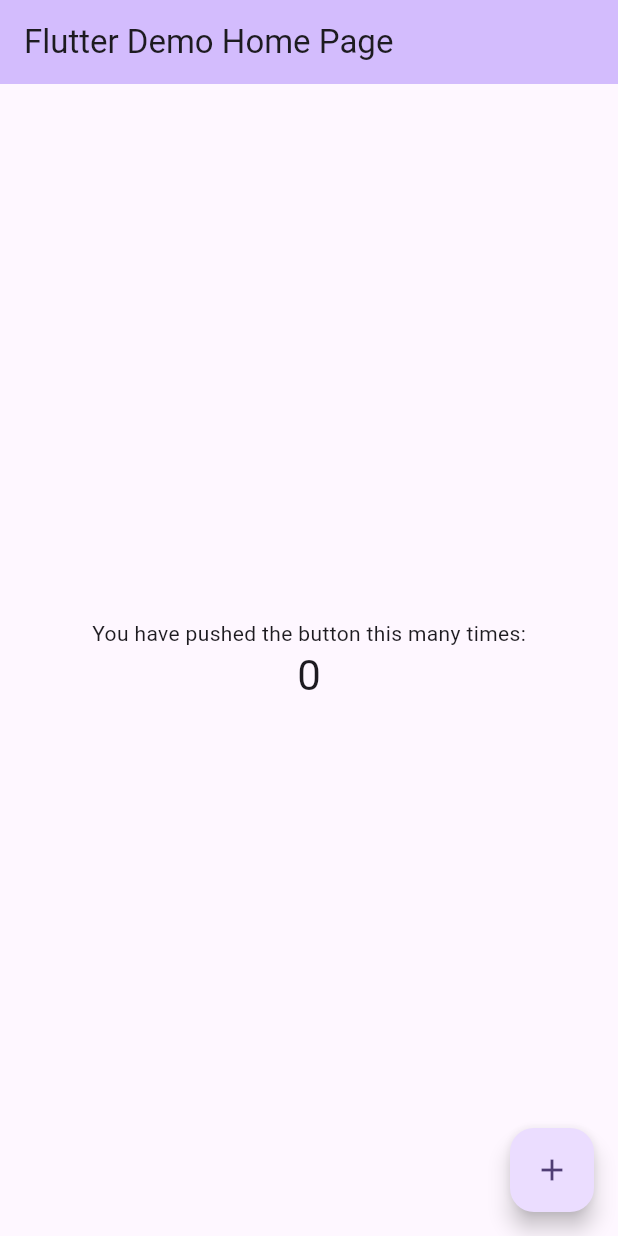
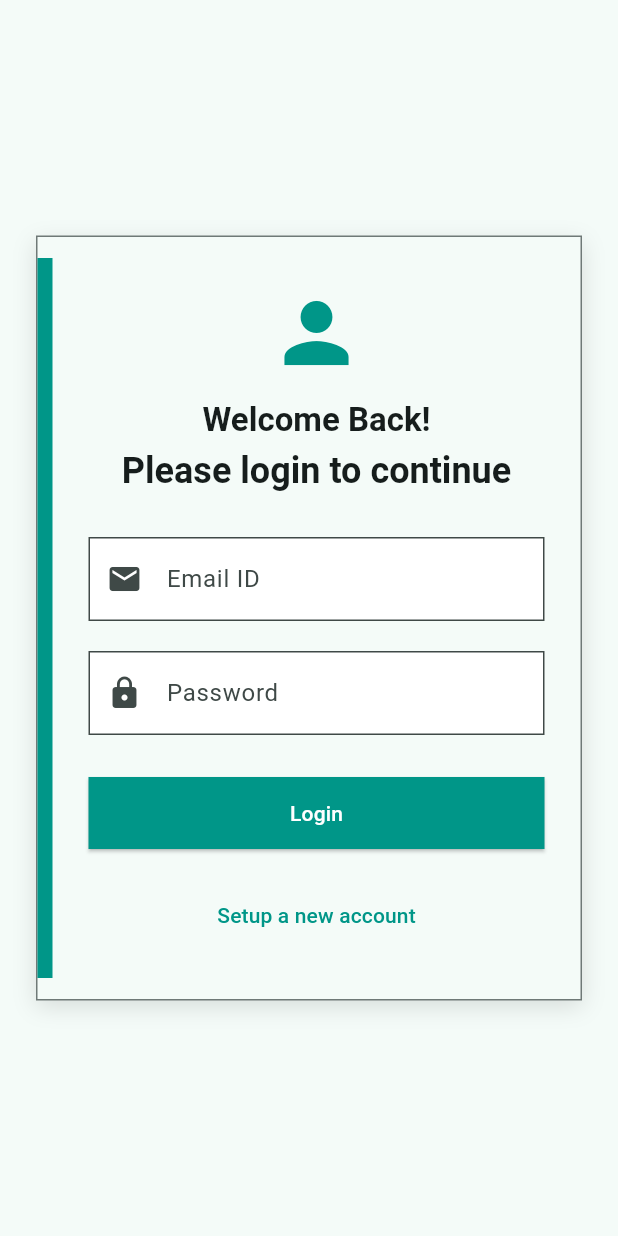
Before and after one commit to Sahil-Thakur/CPAD_Assignment, a Flutter app: the screen it shows after launch, on a phone screen of 412 x 824 dp. Run offline on Flutter 3.47's test engine with Material 3 defaults, Android fonts, the phone set to English and light mode, and no system bars; our stand-ins replace parse_server_sdk_flutter.

Commit message:
Login page created

```diff
--- /dev/null
+++ b/devtools_options.yaml
@@ -0,0 +1,3 @@
+description: This file stores settings for Dart & Flutter DevTools.
+documentation: https://docs.flutter.dev/tools/devtools/extensions#configure-extension-enablement-states
+extensions:
--- /dev/null
+++ b/lib/authentication.dart
@@ -0,0 +1,67 @@
+import 'package:parse_server_sdk_flutter/parse_server_sdk_flutter.dart';
+import 'package:crypto/crypto.dart';
+import 'dart:convert';
+
+class Authentication extends ParseUser {
+  Authentication({String? username, String? password, String? emailAddress})
+    : super(username, password, emailAddress);
+
+  Authentication.clone() : this();
+
+  @override
+  clone(Map<String, dynamic> map) => Authentication.clone()..fromJson(map);
+
+  /// SHA-256 password hashing (optional, not used by default in Parse)
+  String getHashedPassword(String password) {
+    var bytes = utf8.encode(password);
+    var digest = sha256.convert(bytes);
+    return digest.toString();
+  }
+
+  /// Sign up new user
+  Future<ParseResponse> employeeSignUp(
+    String empEmail,
+    String empPassword,
+  ) async {
+    final user = Authentication(
+      username: empEmail,
+      password: empPassword.trim(),
+      emailAddress: empEmail,
+    );
+    return await user.signUp();
+  }
+
+  Future<ParseResponse> employeeLogin(String empEmail, String empPassword) {
+    final user = ParseUser(empEmail, empPassword, empEmail);
+    return user.login().then((response) {
+      if (!response.success) {
+        print('Login failed');
+      }
+      return response;
+    });
+  }
+
+  /// Log out current user
+  Future<bool> employeeLogout() async {
+    final user = await ParseUser.currentUser();
+    if (user != null) {
+      await user.logout();
+      print('Logged out successfully');
+      return true;
+    }
+    print('Logging out failed');
+    return false;
+  }
+
+  /// Check if user is logged in and session is valid
+  Future<bool> isEmployeeLoggedIn() async {
+    final user = await ParseUser.currentUser();
+    if (user != null) {
+      final response = await ParseUser.getCurrentUserFromServer(
+        user.sessionToken,
+      );
+      return response?.success ?? false;
+    }
+    return false;
+  }
+}
--- /dev/null
+++ b/lib/layouts/employee_login_screen.dart
@@ -0,0 +1,231 @@
+import 'package:cpad_assignment/authentication.dart';
+import 'package:cpad_assignment/layouts/employee_list_screen.dart';
+import 'package:flutter/material.dart';
+
+import '../main.dart';
+
+class EmployeeLoginScreen extends StatefulWidget {
+  const EmployeeLoginScreen({super.key});
+
+  @override
+  State<EmployeeLoginScreen> createState() => EmployeeLoginScreenState();
+}
+
+class EmployeeLoginScreenState extends State<EmployeeLoginScreen> {
+  bool busy = false;
+
+  final auth = Authentication();
+  final key = GlobalKey<FormState>();
+  final emailController = TextEditingController();
+  final passwordController = TextEditingController();
+
+  @override
+  Widget build(BuildContext context) {
+    final theme = Theme.of(context);
+    final screenWidth = MediaQuery.of(context).size.width;
+
+    return Scaffold(
+      backgroundColor: theme.colorScheme.background,
+      body: Center(
+        child: SingleChildScrollView(
+          padding: const EdgeInsets.symmetric(horizontal: 24.0, vertical: 32.0),
+          child: ConstrainedBox(
+            constraints: const BoxConstraints(maxWidth: 480),
+            child: Container(
+              decoration: BoxDecoration(
+                border: Border.all(color: theme.dividerColor),
+                color: theme.cardColor,
+                boxShadow: [
+                  BoxShadow(
+                    color: Colors.black12,
+                    blurRadius: 12,
+                    offset: Offset(0, 4),
+                  ),
+                ],
+              ),
+              child: Row(
+                children: [
+                  // Side color bar
+                  Container(
+                    width: 10,
+                    height: 480,
+                    color: theme.colorScheme.primary,
+                  ),
+
+                  // Main login content
+                  Expanded(
+                    child: Padding(
+                      padding: const EdgeInsets.symmetric(
+                        vertical: 32.0,
+                        horizontal: 24.0,
+                      ),
+                      child: Column(
+                        mainAxisSize: MainAxisSize.min,
+                        crossAxisAlignment: CrossAxisAlignment.center,
+                        children: [
+                          const Icon(
+                            Icons.person,
+                            size: 64,
+                            color: Colors.teal,
+                          ),
+                          const SizedBox(height: 12),
+                          Text(
+                            'Welcome Back!',
+                            style: theme.textTheme.titleLarge?.copyWith(
+                              fontWeight: FontWeight.w600,
+                              color: theme.colorScheme.onBackground,
+                            ),
+                          ),
+                          const SizedBox(height: 4),
+                          Text(
+                            'Please login to continue',
+                            style: theme.textTheme.headlineSmall?.copyWith(
+                              fontWeight: FontWeight.bold,
+                            ),
+                          ),
+                          const SizedBox(height: 28),
+                          Form(
+                            key: key,
+                            child: Column(
+                              children: [
+                                TextFormField(
+                                  controller: emailController,
+                                  decoration: const InputDecoration(
+                                    labelText: 'Email ID',
+                                    prefixIcon: Icon(Icons.email),
+                                    border: OutlineInputBorder(
+                                      borderRadius: BorderRadius.zero,
+                                    ),
+                                  ),
+                                  validator:
+                                      (value) =>
+                                          value == null || value.isEmpty
+                                              ? 'Please enter your emailID'
+                                              : null,
+                                ),
+                                const SizedBox(height: 20),
+                                TextFormField(
+                                  controller: passwordController,
+                                  obscureText: true,
+                                  decoration: const InputDecoration(
+                                    labelText: 'Password',
+                                    prefixIcon: Icon(Icons.lock),
+                                    border: OutlineInputBorder(
+                                      borderRadius: BorderRadius.zero,
+                                    ),
+                                  ),
+                                  validator:
+                                      (value) =>
+                                          value == null || value.isEmpty
+                                              ? 'Please enter your password'
+                                              : null,
+                                ),
+                                const SizedBox(height: 28),
+                                SizedBox(
+                                  width: double.infinity,
+                                  height: 48,
+                                  child: ElevatedButton(
+                                    style: ElevatedButton.styleFrom(
+                                      shape: const RoundedRectangleBorder(
+                                        borderRadius: BorderRadius.zero,
+                                      ),
+                                    ),
+                                    onPressed: busy ? null : login,
+                                    child:
+                                        busy
+                                            ? const CircularProgressIndicator(
+                                              color: Colors.white,
+                                            )
+                                            : const Text('Login'),
+                                  ),
+                                ),
+                              ],
+                            ),
+                          ),
+                          const SizedBox(height: 20),
+                          TextButton(
+                            onPressed: () {
+                              Navigator.push(
+                                context,
+                                MaterialPageRoute(
+                                  builder: (context) => const MyApp(),
+                                ),
+                              );
+                            },
+                            child: const Text('Setup a new account'),
+                          ),
+                        ],
+                      ),
+                    ),
+                  ),
+                ],
+              ),
+            ),
+          ),
+        ),
+      ),
+    );
+  }
+
+  Future<void> login() async {
+    if (key.currentState!.validate()) {
+      setState(() => busy = true);
+      final res = await auth.employeeLogin(
+        emailController.text,
+        passwordController.text,
+      );
+
+      if (res.success && mounted) {
+        Navigator.pushReplacement(
+          context,
+          MaterialPageRoute(
+            builder: (context) => const EmployeeListScreen(),
+          ),
+        );
+      } else {
+        if (mounted) {
+          String errorMessage = 'Something went wrong, try again!';
+
+          ScaffoldMessenger.of(context).showSnackBar(
+            SnackBar(
+              backgroundColor: Colors.red.shade700,
+              behavior: SnackBarBehavior.floating,
+              shape: RoundedRectangleBorder(
+                borderRadius: BorderRadius.circular(10),
+              ),
+              duration: const Duration(seconds: 4),
+              content: Row(
+                children: [
+                  const Icon(Icons.error_outline, color: Colors.white),
+                  const SizedBox(width: 8),
+                  Expanded(
+                    child: Text(
+                      errorMessage,
+                      style: const TextStyle(color: Colors.white),
+                    ),
+                  ),
+                  GestureDetector(
+                    onTap: () => ScaffoldMessenger.of(context).hideCurrentSnackBar(),
+                    child: const Icon(Icons.close, color: Colors.white),
+                  ),
+                ],
+              ),
+            ),
+          );
+
+          passwordController.clear();
+        }
+      }
+      if (mounted) {
+        setState(() => busy = false);
+      }
+    }
+  }
+
+  @override
+  void dispose() {
+    emailController.dispose();
+    passwordController.dispose();
+    super.dispose();
+  }
+}
--- a/lib/main.dart
+++ b/lib/main.dart
@@ -1,122 +1,36 @@
+import 'package:cpad_assignment/layouts/employee_login_screen.dart';
+import 'package:cpad_assignment/theme.dart';
 import 'package:flutter/material.dart';
+import 'package:parse_server_sdk_flutter/parse_server_sdk_flutter.dart';
 
-void main() {
+void main() async {
+  WidgetsFlutterBinding.ensureInitialized();
+
+  const String appId = 'jwo9kQ0d412G598saczMjBtp4Mge1Pd8oDpswsH6';
+  const String clientKey = 'yaKZg3QzNZ4OVWOPjCLYAOzvXOmbEjgHX76T2r61';
+  const String serverUrl = 'https://parseapi.back4app.com';
+
+  await Parse().initialize(
+    appId,
+    serverUrl,
+    clientKey: clientKey,
+    debug: true,
+  );
+
   runApp(const MyApp());
 }
 
 class MyApp extends StatelessWidget {
   const MyApp({super.key});
 
-  // This widget is the root of your application.
   @override
   Widget build(BuildContext context) {
     return MaterialApp(
       title: 'Flutter Demo',
-      theme: ThemeData(
-        // This is the theme of your application.
-        //
-        // TRY THIS: Try running your application with "flutter run". You'll see
-        // the application has a purple toolbar. Then, without quitting the app,
-        // try changing the seedColor in the colorScheme below to Colors.green
-        // and then invoke "hot reload" (save your changes or press the "hot
-        // reload" button in a Flutter-supported IDE, or press "r" if you used
-        // the command line to start the app).
-        //
-        // Notice that the counter didn't reset back to zero; the application
-        // state is not lost during the reload. To reset the state, use hot
-        // restart instead.
-        //
-        // This works for code too, not just values: Most code changes can be
-        // tested with just a hot reload.
-        colorScheme: ColorScheme.fromSeed(seedColor: Colors.deepPurple),
-      ),
-      home: const MyHomePage(title: 'Flutter Demo Home Page'),
+      theme: lightTheme,
+      darkTheme: darkTheme,
+      themeMode: ThemeMode.system, // Can be light or dark
+      home: const EmployeeLoginScreen(),
     );
   }
 }
-
-class MyHomePage extends StatefulWidget {
-  const MyHomePage({super.key, required this.title});
-
-  // This widget is the home page of your application. It is stateful, meaning
-  // that it has a State object (defined below) that contains fields that affect
-  // how it looks.
-
-  // This class is the configuration for the state. It holds the values (in this
-  // case the title) provided by the parent (in this case the App widget) and
-  // used by the build method of the State. Fields in a Widget subclass are
-  // always marked "final".
-
-  final String title;
-
-  @override
-  State<MyHomePage> createState() => _MyHomePageState();
-}
-
-class _MyHomePageState extends State<MyHomePage> {
-  int _counter = 0;
-
-  void _incrementCounter() {
-    setState(() {
-      // This call to setState tells the Flutter framework that something has
-      // changed in this State, which causes it to rerun the build method below
-      // so that the display can reflect the updated values. If we changed
-      // _counter without calling setState(), then the build method would not be
-      // called again, and so nothing would appear to happen.
-      _counter++;
-    });
-  }
-
-  @override
-  Widget build(BuildContext context) {
-    // This method is rerun every time setState is called, for instance as done
-    // by the _incrementCounter method above.
-    //
-    // The Flutter framework has been optimized to make rerunning build methods
-    // fast, so that you can just rebuild anything that needs updating rather
-    // than having to individually change instances of widgets.
-    return Scaffold(
-      appBar: AppBar(
-        // TRY THIS: Try changing the color here to a specific color (to
-        // Colors.amber, perhaps?) and trigger a hot reload to see the AppBar
-        // change color while the other colors stay the same.
-        backgroundColor: Theme.of(context).colorScheme.inversePrimary,
-        // Here we take the value from the MyHomePage object that was created by
-        // the App.build method, and use it to set our appbar title.
-        title: Text(widget.title),
-      ),
-      body: Center(
-        // Center is a layout widget. It takes a single child and positions it
-        // in the middle of the parent.
-        child: Column(
-          // Column is also a layout widget. It takes a list of children and
-          // arranges them vertically. By default, it sizes itself to fit its
-          // children horizontally, and tries to be as tall as its parent.
-          //
-          // Column has various properties to control how it sizes itself and
-          // how it positions its children. Here we use mainAxisAlignment to
-          // center the children vertically; the main axis here is the vertical
-          // axis because Columns are vertical (the cross axis would be
-          // horizontal).
-          //
-          // TRY THIS: Invoke "debug painting" (choose the "Toggle Debug Paint"
-          // action in the IDE, or press "p" in the console), to see the
-          // wireframe for each widget.
-          mainAxisAlignment: MainAxisAlignment.center,
-          children: <Widget>[
-            const Text('You have pushed the button this many times:'),
-            Text(
-              '$_counter',
-              style: Theme.of(context).textTheme.headlineMedium,
-            ),
-          ],
-        ),
-      ),
-      floatingActionButton: FloatingActionButton(
-        onPressed: _incrementCounter,
-        tooltip: 'Increment',
-        child: const Icon(Icons.add),
-      ), // This trailing comma makes auto-formatting nicer for build methods.
-    );
-  }
-}
--- /dev/null
+++ b/lib/theme.dart
@@ -0,0 +1,62 @@
+import 'package:flutter/material.dart';
+
+final ThemeData lightTheme = ThemeData(
+  brightness: Brightness.light,
+  colorScheme: ColorScheme.fromSeed(
+    seedColor: Colors.teal,
+    primary: Colors.teal,
+    secondary: Colors.orangeAccent,
+  ),
+  scaffoldBackgroundColor: const Color(0xFFF6F6F6),
+  appBarTheme: const AppBarTheme(
+    backgroundColor: Colors.teal,
+    foregroundColor: Colors.white,
+    elevation: 0,
+  ),
+  textTheme: const TextTheme(
+    bodyLarge: TextStyle(color: Colors.black87),
+    bodyMedium: TextStyle(color: Colors.black87),
+  ),
+  inputDecorationTheme: const InputDecorationTheme(
+    filled: true,
+    fillColor: Colors.white,
+    border: OutlineInputBorder(),
+  ),
+  elevatedButtonTheme: ElevatedButtonThemeData(
+    style: ElevatedButton.styleFrom(
+      backgroundColor: Colors.teal,
+      foregroundColor: Colors.white,
+    ),
+  ),
+);
+
+final ThemeData darkTheme = ThemeData(
+  brightness: Brightness.dark,
+  colorScheme: ColorScheme.fromSeed(
+    seedColor: Colors.deepPurple,
+    primary: Colors.deepPurple,
+    secondary: Colors.pinkAccent,
+    brightness: Brightness.dark,
+  ),
+  scaffoldBackgroundColor: const Color(0xFF121212),
+  appBarTheme: const AppBarTheme(
+    backgroundColor: Colors.deepPurple,
+    foregroundColor: Colors.white,
+    elevation: 0,
+  ),
+  textTheme: const TextTheme(
+    bodyLarge: TextStyle(color: Colors.white),
+    bodyMedium: TextStyle(color: Colors.white70),
+  ),
+  inputDecorationTheme: const InputDecorationTheme(
+    filled: true,
+    fillColor: Color(0xFF1E1E1E),
+    border: OutlineInputBorder(),
+  ),
+  elevatedButtonTheme: ElevatedButtonThemeData(
+    style: ElevatedButton.styleFrom(
+      backgroundColor: Colors.deepPurple,
+      foregroundColor: Colors.white,
+    ),
+  ),
+);
--- a/pubspec.yaml
+++ b/pubspec.yaml
@@ -30,10 +30,13 @@ environment:
 dependencies:
   flutter:
     sdk: flutter
-
+  parse_server_sdk_flutter: ^7.0.0
   # The following adds the Cupertino Icons font to your application.
   # Use with the CupertinoIcons class for iOS style icons.
   cupertino_icons: ^1.0.8
+  crypto: ^3.0.3
+  shared_preferences: ^2.2.0
+  timeago: ^3.5.0
 
 dev_dependencies:
   flutter_test:
```
Also changed, not shown: lib/layouts/employee_list_screen.dart (added, +17 -0 lines), pubspec.lock, 12 other files.
